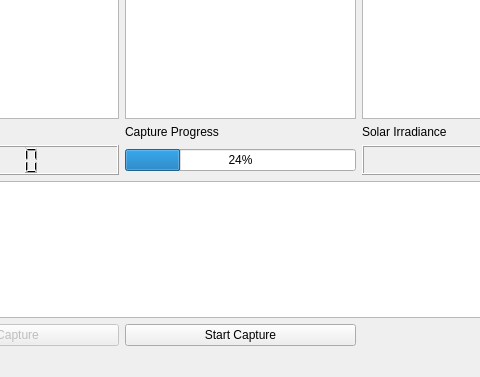
Qt form simf-python-gui/MainWindow.ui (Goldman60/simf-python-gui) before a commit; both pictures show x 121 to 601 and y 370 to 747 of the 723 by 747 pixel window.
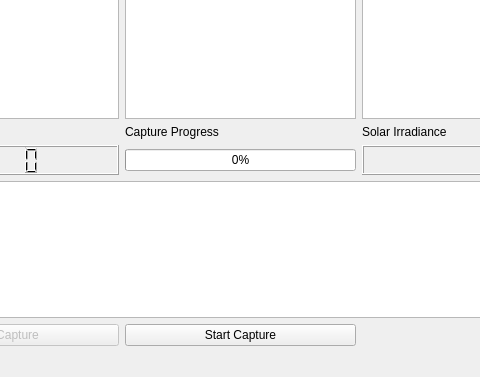
The same form after that commit. Icons and pictures are not drawn.

Diff of the .ui file:
```diff
--- a/simf-python-gui/MainWindow.ui
+++ b/simf-python-gui/MainWindow.ui
@@ -77,7 +77,7 @@
       <item row="6" column="1">
        <widget class="QProgressBar" name="progressBar">
         <property name="value">
-         <number>24</number>
+         <number>0</number>
         </property>
        </widget>
       </item>
```
